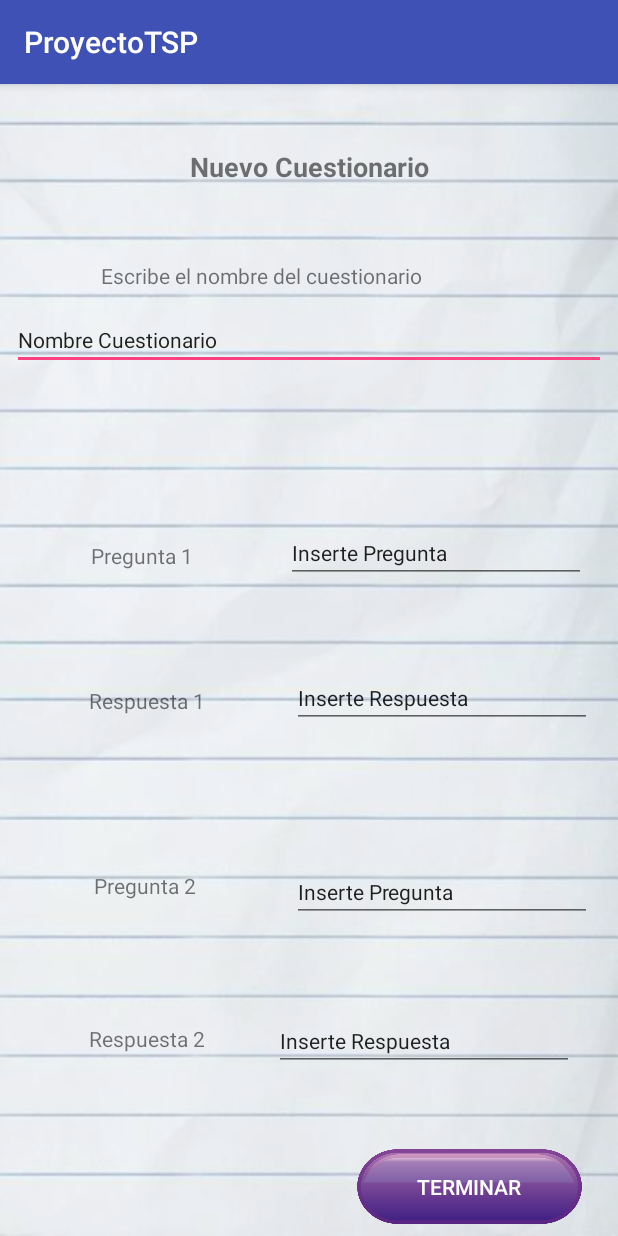
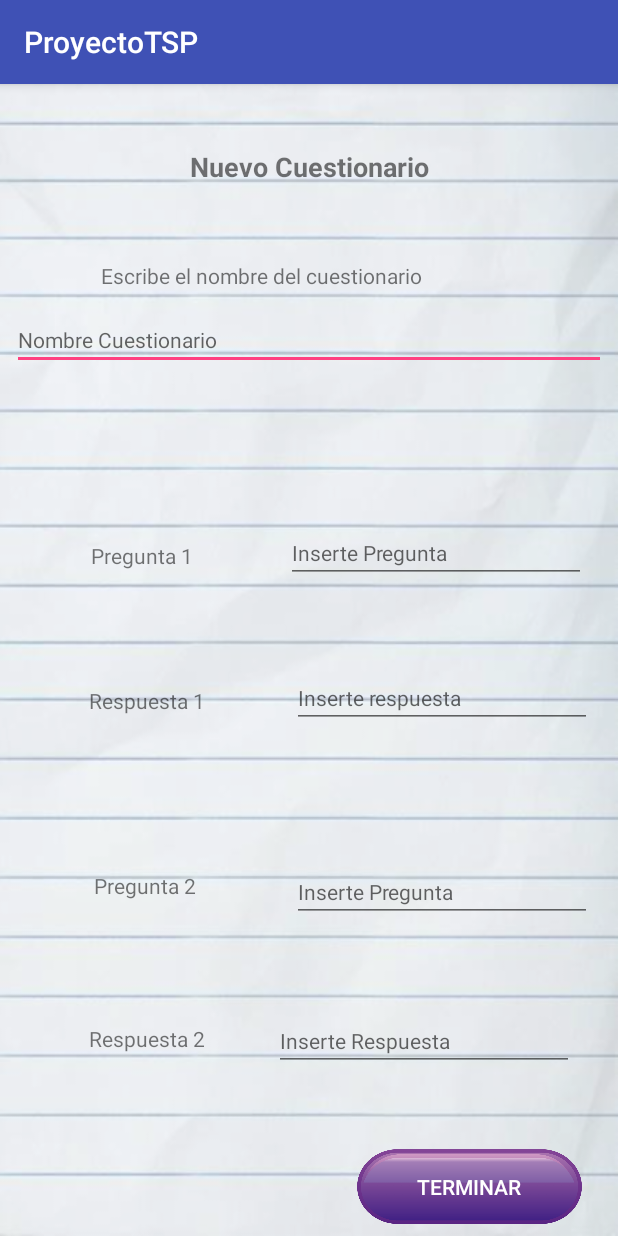
Before and after one commit to ProyectoTeam/ProyectoTSP, an Android app: the NuevoCuestionario screen opened directly, with no data from a screen before it, on a phone screen of 412 x 824 dp. Run offline under Robolectric (Android 15) with nearby library versions, the phone set to English and light mode, and no system bars.

```diff
--- a/app/src/main/java/e/subsh/proyectotsp/NuevoCuestionario.java
+++ b/app/src/main/java/e/subsh/proyectotsp/NuevoCuestionario.java
@@ -4,13 +4,28 @@ import android.content.Intent;
 import android.support.v7.app.AppCompatActivity;
 import android.os.Bundle;
 import android.view.View;
+import android.widget.EditText;
 
 public class NuevoCuestionario extends AppCompatActivity {
+
+    EditText edtPregunta1;
+    EditText edtPregunta2;
+    EditText edtRespuesta1;
+    EditText edtRespuesta2;
 
     @Override
     protected void onCreate(Bundle savedInstanceState) {
         super.onCreate(savedInstanceState);
         setContentView(R.layout.activity_nuevo_cuestionario);
+
+
+        edtPregunta1=findViewById(R.id.edtPregunta1);
+        edtPregunta2=findViewById(R.id.edtPregunta2);
+        edtRespuesta1=findViewById(R.id.edtRespuesta1);
+        edtRespuesta2=findViewById(R.id.edtRespuesta2);
+
+
+
     }
 
     public void onClickTerminar(View view) {
--- a/app/src/main/res/layout/activity_nuevo_cuestionario.xml
+++ b/app/src/main/res/layout/activity_nuevo_cuestionario.xml
@@ -50,14 +50,14 @@
         app:layout_constraintVertical_bias="0.14999998" />
 
     <EditText
-        android:id="@+id/InserteNombreCuestionario"
+        android:id="@+id/edtNombreCuestionario"
         android:layout_width="match_parent"
         android:layout_height="wrap_content"
         android:layout_marginBottom="8dp"
         android:layout_marginEnd="8dp"
         android:layout_marginStart="8dp"
         android:layout_marginTop="8dp"
-        android:text="@string/edt_NombreCuestionario"
+        android:hint="Nombre Cuestionario"
         android:textSize="14sp"
         app:layout_constraintBottom_toBottomOf="parent"
         app:layout_constraintEnd_toEndOf="parent"
@@ -66,14 +66,15 @@
         app:layout_constraintVertical_bias="0.2" />
 
     <EditText
-        android:id="@+id/Pregunta1"
+        android:id="@+id/edtPregunta1"
         android:layout_width="200dp"
         android:layout_height="wrap_content"
         android:layout_marginBottom="8dp"
         android:layout_marginEnd="8dp"
         android:layout_marginStart="8dp"
         android:layout_marginTop="8dp"
-        android:text="@string/edt_InsertarPregunta"
+
+        android:hint="Inserte Pregunta"
         android:textSize="14sp"
         app:layout_constraintBottom_toBottomOf="parent"
         app:layout_constraintEnd_toEndOf="parent"
@@ -85,8 +86,9 @@
     <EditText
         android:layout_width="200dp"
         android:layout_height="wrap_content"
-        android:id="@+id/Respuesta1"
-        android:text="@string/edt_InsertarRespuesta"
+        android:id="@+id/edtRespuesta1"
+
+        android:hint="Inserte respuesta"
         android:layout_marginBottom="8dp"
         android:layout_marginEnd="8dp"
         android:layout_marginStart="8dp"
@@ -100,14 +102,15 @@
         app:layout_constraintVertical_bias="0.536" />
 
     <EditText
-        android:id="@+id/Pregunta2"
+        android:id="@+id/edtPregunta2"
         android:layout_width="200dp"
         android:layout_height="wrap_content"
         android:layout_marginBottom="8dp"
         android:layout_marginEnd="8dp"
         android:layout_marginStart="8dp"
         android:layout_marginTop="8dp"
-        android:text="@string/edt_InsertarPregunta"
+
+        android:hint="Inserte Pregunta"
         android:textSize="14sp"
         app:layout_constraintBottom_toBottomOf="parent"
         app:layout_constraintEnd_toEndOf="parent"
@@ -117,14 +120,15 @@
         app:layout_constraintVertical_bias="0.717" />
 
     <EditText
-        android:id="@+id/Respuesta2"
+        android:id="@+id/edtRespuesta2"
         android:layout_width="200dp"
         android:layout_height="wrap_content"
         android:layout_marginBottom="8dp"
         android:layout_marginEnd="8dp"
         android:layout_marginStart="8dp"
         android:layout_marginTop="8dp"
-        android:text="@string/edt_InsertarRespuesta"
+
+        android:hint="Inserte Respuesta"
         android:textSize="14sp"
         app:layout_constraintBottom_toBottomOf="parent"
         app:layout_constraintEnd_toEndOf="parent"
@@ -198,7 +202,7 @@
         app:layout_constraintVertical_bias="0.844" />
 
     <Button
-        android:id="@+id/button2"
+        android:id="@+id/edtGuardar"
         android:layout_width="@dimen/dim_boton_width"
         android:layout_height="@dimen/dim_boton_height"
         android:layout_marginBottom="8dp"
```
Also changed, not shown: app/src/main/java/e/subsh/proyectotsp/BaseDatos_Cuestionario.java (added, +67 -0 lines), app/src/main/java/e/subsh/proyectotsp/Cuestionario.java (added, +36 -0 lines).
